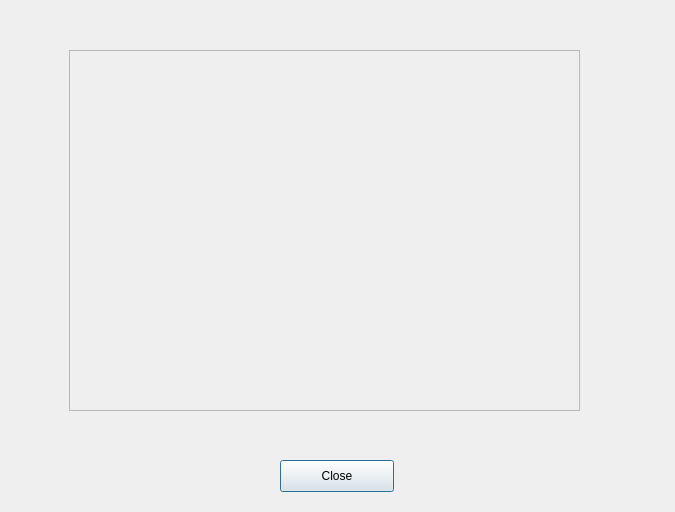
aitjcize/QCamber, file src/gui/jobmatrix.ui: the form before one commit.
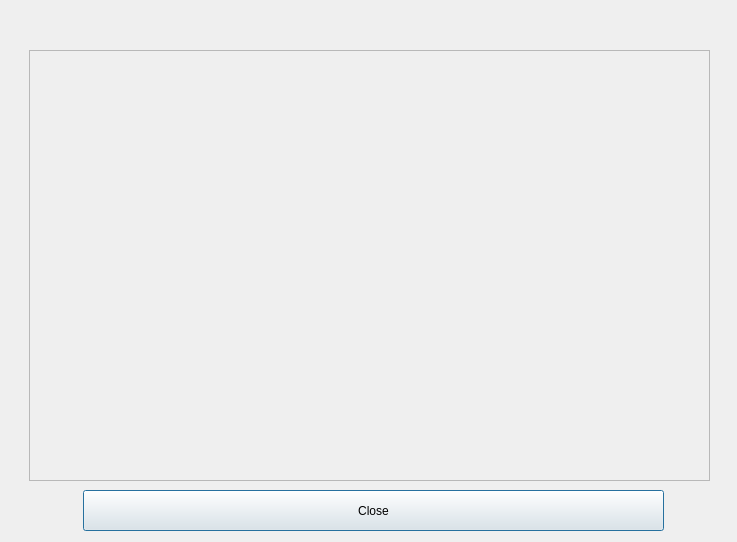
The form after the commit.

Commit message: layer name

Diff of the .ui file:
```diff
--- a/src/gui/jobmatrix.ui
+++ b/src/gui/jobmatrix.ui
@@ -6,8 +6,8 @@
    <rect>
     <x>0</x>
     <y>0</y>
-    <width>675</width>
-    <height>512</height>
+    <width>737</width>
+    <height>542</height>
    </rect>
   </property>
   <property name="windowTitle">
@@ -16,10 +16,10 @@
   <widget class="QPushButton" name="CloseButton">
    <property name="geometry">
     <rect>
-     <x>280</x>
-     <y>460</y>
-     <width>114</width>
-     <height>32</height>
+     <x>83</x>
+     <y>490</y>
+     <width>581</width>
+     <height>41</height>
     </rect>
    </property>
    <property name="text">
@@ -29,10 +29,10 @@
   <widget class="QScrollArea" name="matrix">
    <property name="geometry">
     <rect>
-     <x>69</x>
+     <x>29</x>
      <y>50</y>
-     <width>511</width>
-     <height>361</height>
+     <width>681</width>
+     <height>431</height>
     </rect>
    </property>
    <property name="widgetResizable">
@@ -43,8 +43,8 @@
      <rect>
       <x>0</x>
       <y>0</y>
-      <width>509</width>
-      <height>359</height>
+      <width>679</width>
+      <height>429</height>
      </rect>
     </property>
    </widget>
```
The commit also changes 2 other files.
